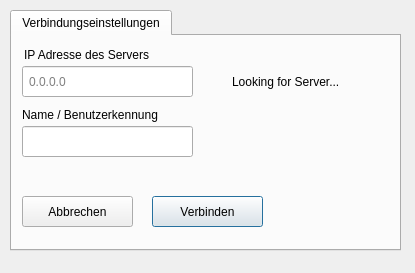
Above: client/student.ui from valueerrorx/life-exam before the change. Below: the same form after it.
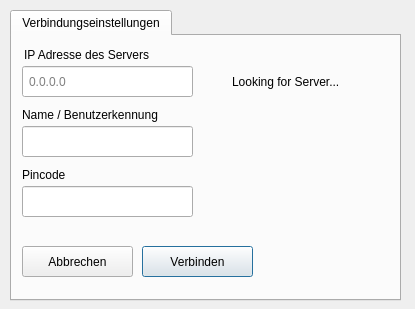
That is the form after the change. Icons and pictures are not drawn.

Commit message: added pin input field to student.ui

```diff
--- a/client/student.ui
+++ b/client/student.ui
@@ -8,7 +8,7 @@
     <x>0</x>
     <y>0</y>
     <width>415</width>
-    <height>273</height>
+    <height>309</height>
    </rect>
   </property>
   <property name="sizePolicy">
@@ -38,7 +38,7 @@
      <x>10</x>
      <y>10</y>
      <width>391</width>
-     <height>241</height>
+     <height>291</height>
     </rect>
    </property>
    <property name="font">
@@ -101,8 +101,8 @@
     <widget class="QPushButton" name="start">
      <property name="geometry">
       <rect>
-       <x>140</x>
-       <y>160</y>
+       <x>130</x>
+       <y>210</y>
        <width>111</width>
        <height>31</height>
       </rect>
@@ -118,7 +118,7 @@
      <property name="geometry">
       <rect>
        <x>10</x>
-       <y>160</y>
+       <y>210</y>
        <width>111</width>
        <height>31</height>
       </rect>
@@ -226,6 +226,32 @@
       <set>Qt::AlignCenter</set>
      </property>
     </widget>
+    <widget class="QLineEdit" name="studentid_2">
+     <property name="geometry">
+      <rect>
+       <x>10</x>
+       <y>150</y>
+       <width>171</width>
+       <height>31</height>
+      </rect>
+     </property>
+     <property name="styleSheet">
+      <string notr="true">padding:4px;</string>
+     </property>
+    </widget>
+    <widget class="QLabel" name="infoid_2">
+     <property name="geometry">
+      <rect>
+       <x>10</x>
+       <y>130</y>
+       <width>261</width>
+       <height>18</height>
+      </rect>
+     </property>
+     <property name="text">
+      <string>Pincode</string>
+     </property>
+    </widget>
    </widget>
   </widget>
  </widget>
```
